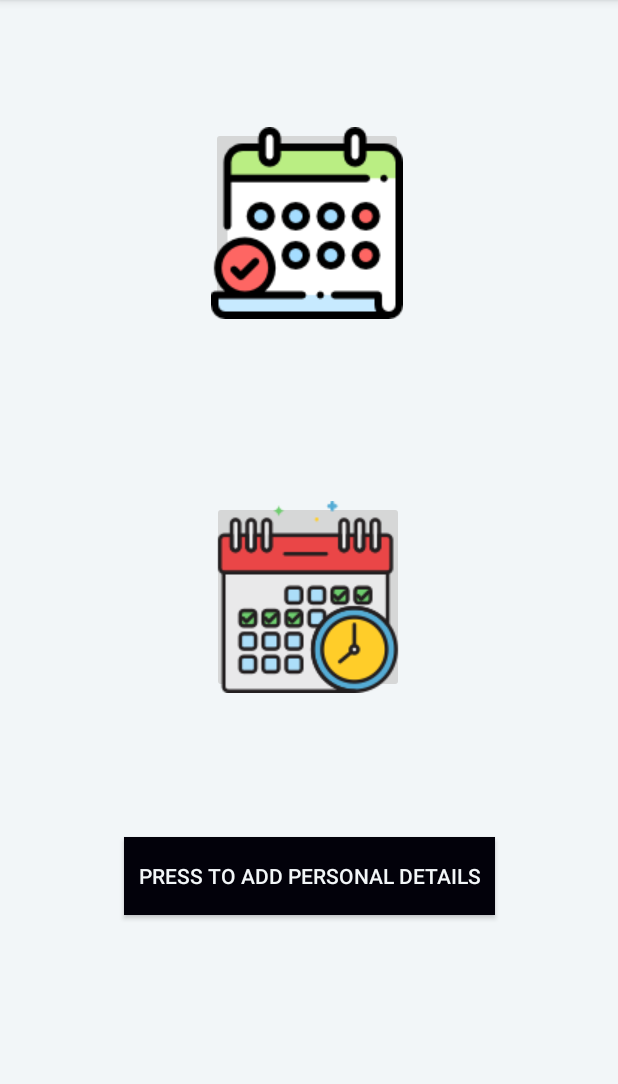
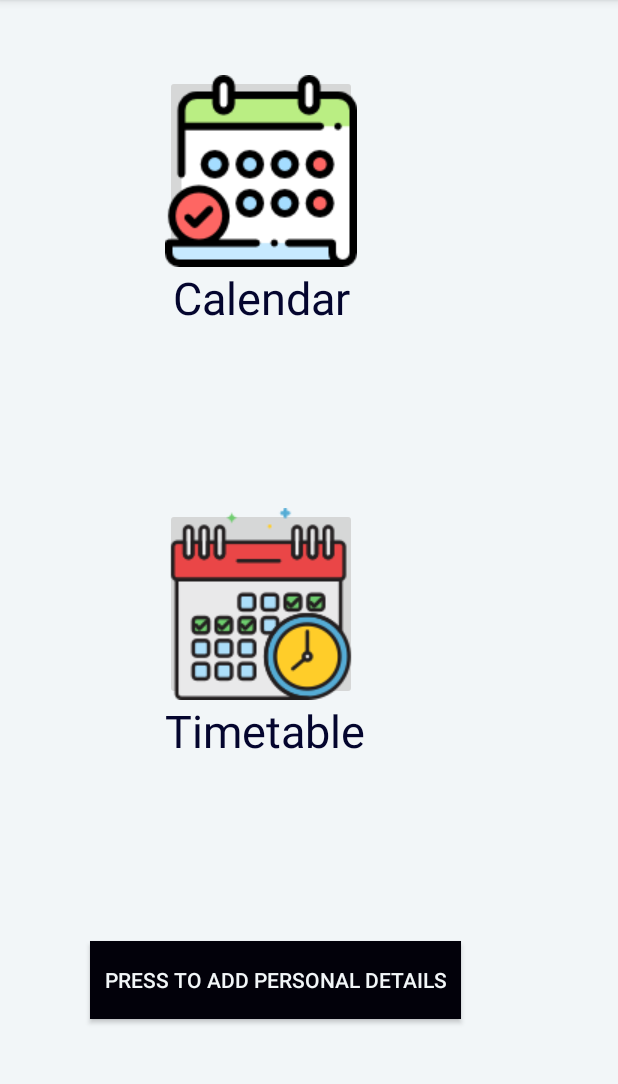
Before and after one commit to sanjailal/FacultyCalendarScheduler, an Android app: the Userlogin screen opened directly, with no data from a screen before it, on a phone screen of 412 x 824 dp, the part 84-1168 px from its top. Run offline under Robolectric (Android 15) with nearby library versions, the phone set to English and light mode, and no system bars.

Commit message:
Added timetable and ui changes

```diff
--- a/app/src/main/res/layout/activity_timetable.xml
+++ b/app/src/main/res/layout/activity_timetable.xml
@@ -8,28 +8,37 @@
 
     <com.github.tlaabs.timetableview.TimetableView
         android:id="@+id/timetable"
-        android:layout_width="0dp"
-        android:layout_height="0dp"
+        android:layout_width="407sp"
+        android:layout_height="600sp"
+        app:cell_height="52dp"
+        app:header_highlight_color="#8eddee"
+        app:header_highlight_type="color"
         app:header_title="@array/header_title"
-        app:header_highlight_type="color"
-        app:header_highlight_color="#8eddee"
-    app:cell_height="52dp"
-        app:side_cell_width="34dp"
         app:layout_constraintBottom_toBottomOf="parent"
         app:layout_constraintEnd_toEndOf="parent"
+        app:layout_constraintHorizontal_bias="0.0"
         app:layout_constraintStart_toStartOf="parent"
-        app:start_time="8"
-        app:layout_constraintTop_toTopOf="parent">
+        app:layout_constraintTop_toTopOf="parent"
+        app:layout_constraintVertical_bias="0.0"
+        app:side_cell_width="34dp"
+        app:start_time="8">
 
 
-        <ProgressBar
-            android:id="@+id/progressBar"
-            style="?android:attr/progressBarStyle"
-            android:layout_width="wrap_content"
-            android:layout_height="wrap_content"
-            android:layout_gravity="center"
-            android:layout_weight="1"
-            android:visibility="invisible" />
     </com.github.tlaabs.timetableview.TimetableView>
 
+    <ProgressBar
+        android:id="@+id/progressBar"
+        style="?android:attr/progressBarStyle"
+        android:layout_width="60sp"
+        android:layout_height="75sp"
+        android:layout_gravity="center"
+        android:layout_weight="1"
+        android:visibility="invisible"
+        app:layout_constraintBottom_toBottomOf="parent"
+        app:layout_constraintEnd_toEndOf="parent"
+        app:layout_constraintHorizontal_bias="0.539"
+        app:layout_constraintStart_toStartOf="parent"
+        app:layout_constraintTop_toTopOf="parent"
+        app:layout_constraintVertical_bias="0.99" />
+
 </androidx.constraintlayout.widget.ConstraintLayout>
--- a/app/src/main/res/layout/activity_userlogin.xml
+++ b/app/src/main/res/layout/activity_userlogin.xml
@@ -7,46 +7,67 @@
     android:background="@color/background"
     tools:context=".Userlogin">
 
+    <ScrollView
+        android:layout_width="match_parent"
+        android:layout_height="match_parent"
+        app:layout_constraintBottom_toBottomOf="parent"
+        app:layout_constraintEnd_toEndOf="parent"
+        app:layout_constraintStart_toStartOf="parent"
+        app:layout_constraintTop_toTopOf="parent">
+
+        <LinearLayout
+            android:layout_width="match_parent"
+            android:layout_height="match_parent"
+            android:orientation="vertical">
+
             <ImageButton
                 android:id="@+id/imageButton"
                 android:layout_width="128dp"
                 android:layout_height="128dp"
-        android:src="@drawable/appointment"
-        app:layout_constraintBottom_toBottomOf="parent"
-        app:layout_constraintEnd_toEndOf="parent"
-        app:layout_constraintHorizontal_bias="0.496"
-        app:layout_constraintStart_toStartOf="parent"
-        app:layout_constraintTop_toTopOf="parent"
-        app:layout_constraintVertical_bias="0.132">
+                android:layout_marginLeft="110sp"
 
-    </ImageButton>
+                android:layout_marginTop="50sp"
+                android:src="@drawable/appointment"></ImageButton>
+
+            <TextView
+                android:layout_width="wrap_content"
+                android:layout_height="wrap_content"
+                android:layout_marginLeft="115sp"
+                android:text="Calendar"
+                android:textColor="@color/blue2"
+                android:textSize="30sp">
+
+            </TextView>
 
             <ImageButton
                 android:id="@+id/imageButton1"
                 android:layout_width="128dp"
                 android:layout_height="128dp"
-        android:layout_marginTop="87dp"
-        android:src="@drawable/calendar"
-        app:layout_constraintBottom_toBottomOf="parent"
-        app:layout_constraintEnd_toEndOf="parent"
-        app:layout_constraintHorizontal_bias="0.498"
-        app:layout_constraintStart_toStartOf="parent"
-        app:layout_constraintTop_toBottomOf="@+id/imageButton"
-        app:layout_constraintVertical_bias="0.1">
+                android:layout_marginLeft="110sp"
+                android:layout_marginTop="120sp"
+                android:src="@drawable/calendar"></ImageButton>
 
-    </ImageButton>
+            <TextView
+                android:layout_width="wrap_content"
+                android:layout_height="wrap_content"
+                android:layout_marginLeft="110sp"
+                android:text="Timetable"
+                android:textColor="@color/blue2"
+                android:textSize="30sp">
+
+            </TextView>
 
             <Button
                 android:id="@+id/personaldetails"
                 android:layout_width="247dp"
                 android:layout_height="52dp"
-        android:layout_marginTop="224dp"
+                android:layout_marginLeft="60sp"
+                android:layout_marginTop="120sp"
+                android:layout_marginBottom="40sp"
                 android:background="@color/blue1"
                 android:text="press to add personal details"
-        android:textColor="@color/background"
-        app:layout_constraintEnd_toEndOf="@+id/imageButton1"
-        app:layout_constraintHorizontal_bias="0.495"
-        app:layout_constraintStart_toStartOf="@+id/imageButton1"
-        app:layout_constraintTop_toTopOf="@+id/imageButton1" />
+                android:textColor="@color/background"></Button>
+        </LinearLayout>
+    </ScrollView>
 
 </androidx.constraintlayout.widget.ConstraintLayout>
```
Lines whose indentation alone changed are shown as unchanged.
